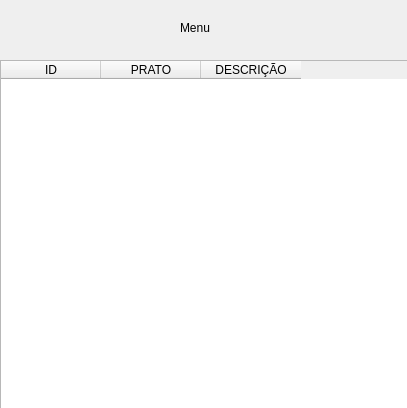
This is versão final/ver_menu.ui in tsmgouvea/trabalho-do-nelson as Qt 5 draws it before an edit. The edited form follows.
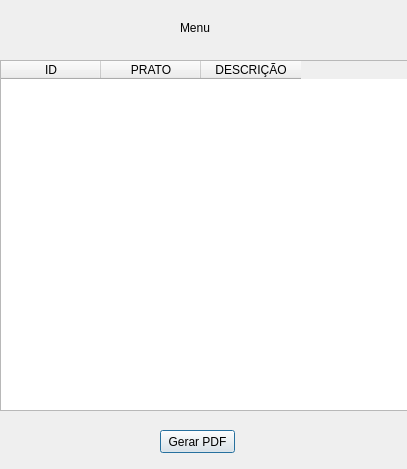
This is the edited form.

Commit message:
trabalho pronto
fim de todas as funcionalidades do projeto

Patch:
```diff
--- a/versão final/ver_menu.ui
+++ b/versão final/ver_menu.ui
@@ -7,7 +7,7 @@
     <x>0</x>
     <y>0</y>
     <width>407</width>
-    <height>408</height>
+    <height>469</height>
    </rect>
   </property>
   <property name="windowTitle">
@@ -51,6 +51,19 @@
     </property>
    </column>
   </widget>
+  <widget class="QPushButton" name="pushButton">
+   <property name="geometry">
+    <rect>
+     <x>160</x>
+     <y>430</y>
+     <width>75</width>
+     <height>23</height>
+    </rect>
+   </property>
+   <property name="text">
+    <string>Gerar PDF</string>
+   </property>
+  </widget>
  </widget>
  <resources/>
  <connections/>
```
The commit also changes 1 other file.
